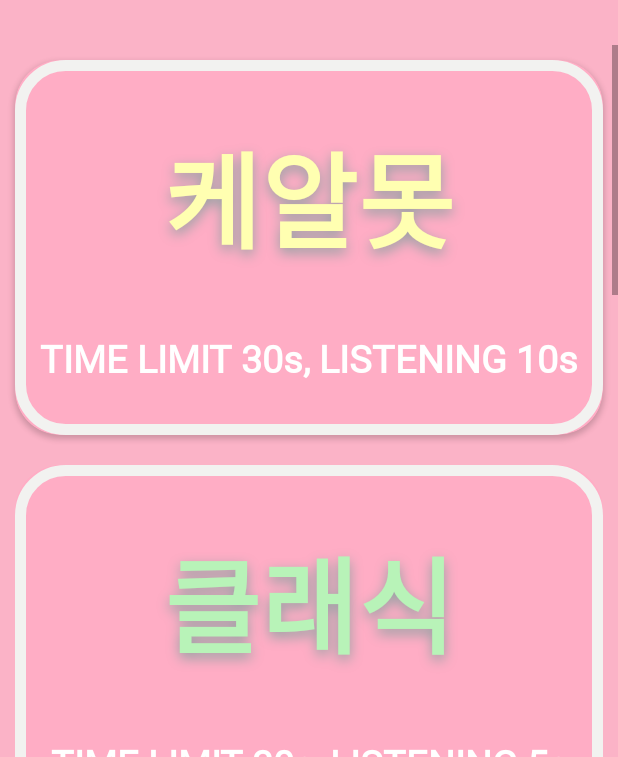
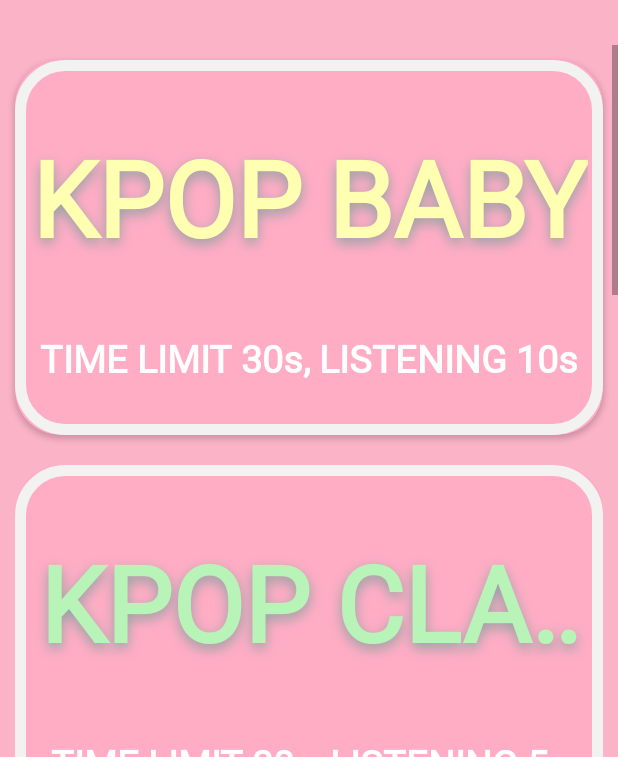
Before and after one commit to JongReulk/Kpopmultiplechoice, an Android app: the ModeActivity screen opened directly, with no data from a screen before it, on a phone screen of 412 x 824 dp, the part 479-1236 px from its top. Run offline under Robolectric (Android 15) with nearby library versions, the phone set to English and light mode, and no system bars; our stand-ins replace AdMob; 6 statements that could not run were skipped.

Commit message:
KPOP GAMEMODE MARQUEE 및 클릭 후 intent 및 해당 값 저장 완료

```diff
--- a/app/src/main/java/com/tenriver/kpopmultiplechoice/select/ModeActivity.java
+++ b/app/src/main/java/com/tenriver/kpopmultiplechoice/select/ModeActivity.java
@@ -7,6 +7,7 @@ import android.media.AudioManager;
 import android.media.SoundPool;
 import android.os.Bundle;
 import android.os.Handler;
+import android.text.TextUtils;
 import android.util.Log;
 import android.view.MotionEvent;
 import android.view.View;
@@ -52,24 +53,28 @@ public class ModeActivity extends AppCompatActivity {
     private TextView kpop3;
     private TextView mode_Title;
 
-    // 각 모드 리니어레이아웃
-    private LinearLayout basic_linear;
-    private LinearLayout challenge_linear;
-    private LinearLayout beginner_linear;
+    // 각 모드 카드뷰
+    private CardView baby_cardview;
+    private CardView classic_cardview;
+    private CardView master_cardview;
+    private CardView god_cardview;
+    private CardView challenge_cardview;
 
-    private CardView beginner_cardview;
+    // 각 모드 타이틀
+    private TextView baby_title;
+    private TextView classic_title;
+    private TextView master_title;
+    private TextView god_title;
+    private TextView challenge_title;
+
+    private TextView challenge_text;
 
 
-    // 리니어레이아웃 안의 모드 텍스트
-    private TextView basic_text;
-    private TextView challenge_text;
-    private TextView beginner_text;
-    private TextView consonants_text;
 
     Animation anim;
 
     // 현재 골라진 모드를 숫자로 지정
-    private int currentMode = -1; // -1은 beginner 0은 basic, 1은 challenge
+    private String currentMode = "";
 
     private static final String MODE_SHARED = "modeshared";
     private static final String GAMEMODE_SELECT = "gamemodeselect";
@@ -105,16 +110,19 @@ public class ModeActivity extends AppCompatActivity {
 
 
 
-        basic_linear = findViewById(R.id.basic_linear);
-        challenge_linear = findViewById(R.id.challenge_linear);
-        beginner_linear = findViewById(R.id.beginner_linear);
+        baby_cardview = findViewById(R.id.card_baby);
+        classic_cardview = findViewById(R.id.card_classic);
+        master_cardview = findViewById(R.id.card_master);
+        god_cardview = findViewById(R.id.card_god);
+        challenge_cardview = findViewById(R.id.card_challenge);
 
-        basic_text = findViewById(R.id.txt_basicmode);
-        challenge_text = findViewById(R.id.txt_challengemode);
-        beginner_text = findViewById(R.id.txt_beginnermode);
+        baby_title = findViewById(R.id.title_baby);
+        classic_title = findViewById(R.id.title_classic);
+        master_title = findViewById(R.id.title_master);
+        god_title = findViewById(R.id.title_god);
+        challenge_title = findViewById(R.id.title_challenge);
 
-        beginner_cardview = findViewById(R.id.beginner_card);
-
+        challenge_text = findViewById(R.id.text_challenge);
 
 
         kpop1 = (TextView) findViewById((R.id.txtTitle1));
@@ -168,163 +176,138 @@ public class ModeActivity extends AppCompatActivity {
             }
         }
 
-        beginner_cardview.setOnClickListener(new View.OnClickListener() {
+        titleMarquee();
+
+
+        // 각 모드들 카드 클릭
+        baby_cardview.setOnClickListener(new View.OnClickListener() {
             @Override
             public void onClick(View view) {
-                Log.d("로그", "beginner_ 카드뷰 클릭!");
+                Log.d("로그", "baby_ 카드뷰 클릭!");
+
+                currentMode = "baby";
+
+                updateMode();
+
+                baby_title.startAnimation(anim);
+
+                soundPool.play(soundID, soundPoolVolume, soundPoolVolume, 0, 0, 1f);
+
+
+                Handler handler = new Handler();
+                handler.postDelayed(new Runnable() {
+                    @Override
+                    public void run() {
+
+                        if (!isFinished) {
+                            Intent Modeintent = new Intent(getApplicationContext(), YearActivity.class);
+
+                            Modeintent.addFlags(Intent.FLAG_ACTIVITY_NO_USER_ACTION);
+                            startActivity(Modeintent);
+                            finish();
+                        } else {
+                            handler.removeCallbacks(this);
+                        }
+
+                    }
+                }, 600);
             }
         });
 
+//        classic_cardview.setOnClickListener(new View.OnClickListener() {
+//            @Override
+//            public void onClick(View view) {
+//                Log.d("로그", "classic_ 카드뷰 클릭!");
+//
+//                currentMode = "classic";
+//
+//                updateMode();
+//
+//                classic_title.startAnimation(anim);
+//
+//                soundPool.play(soundID, soundPoolVolume, soundPoolVolume, 0, 0, 1f);
+//
+//
+//                Handler handler = new Handler();
+//                handler.postDelayed(new Runnable() {
+//                    @Override
+//                    public void run() {
+//
+//                        if (!isFinished) {
+//                            Intent Modeintent = new Intent(getApplicationContext(), YearActivity.class);
+//
+//                            Modeintent.addFlags(Intent.FLAG_ACTIVITY_NO_USER_ACTION);
+//                            startActivity(Modeintent);
+//                            finish();
+//                        } else {
+//                            handler.removeCallbacks(this);
+//                        }
+//
+//                    }
+//                }, 600);
+//            }
+//        });
+
+        master_cardview.setOnClickListener(new View.OnClickListener() {
+            @Override
+            public void onClick(View view) {
+                Log.d("로그", "master_ 카드뷰 클릭!");
+
+                currentMode = "master";
+
+                updateMode();
+
+                master_title.startAnimation(anim);
+
+                soundPool.play(soundID, soundPoolVolume, soundPoolVolume, 0, 0, 1f);
 
 
+                Handler handler = new Handler();
+                handler.postDelayed(new Runnable() {
+                    @Override
+                    public void run() {
 
+                        if (!isFinished) {
+                            Intent Modeintent = new Intent(getApplicationContext(), YearActivity.class);
 
-//        mode_confirm.setOnClickListener(new View.OnClickListener() {
-//            @Override
-//            public void onClick(View v) {
-//                // beginner mode
-//                if( currentMode == -1 )
-//                {
-//                    select_num = currentMode;
-//
-//                    updateMode();
-//
-//                    beginner_text.startAnimation(anim);
-//
-//                    soundPool.play(soundID, soundPoolVolume, soundPoolVolume, 0, 0, 1f);
-//
-//                    mode_down.setEnabled(false);
-//                    mode_up.setEnabled(false);
-//                    mode_confirm.setEnabled(false);
-//
-//                    mode_confirm.setTextColor(Color.GRAY);
-//
-//
-//                    Handler handler = new Handler();
-//                    handler.postDelayed(new Runnable() {
-//                        @Override
-//                        public void run() {
-//
-//                            if (!isFinished) {
-//                                Intent Modeintent = new Intent(getApplicationContext(), YearActivity.class);
-//
-//                                Modeintent.addFlags(Intent.FLAG_ACTIVITY_NO_USER_ACTION);
-//                                startActivity(Modeintent);
-//                                finish();
-//                            } else {
-//                                handler.removeCallbacks(this);
-//                            }
-//
-//                        }
-//                    }, 600);
-//                }
-//
-//                // basic mode
-//                else if( currentMode == 0 )
-//                {
-//                    select_num = currentMode;
-//
-//                    updateMode();
-//
-//                    basic_text.startAnimation(anim);
-//
-//                    soundPool.play(soundID, soundPoolVolume, soundPoolVolume, 0, 0, 1f);
-//
-//                    mode_down.setEnabled(false);
-//                    mode_up.setEnabled(false);
-//                    mode_confirm.setEnabled(false);
-//
-//                    mode_confirm.setTextColor(Color.GRAY);
-//
-//
-//
-//                    Handler handler = new Handler();
-//                    handler.postDelayed(new Runnable() {
-//                        @Override
-//                        public void run() {
-//
-//                            if (!isFinished) {
-//                                Intent Modeintent = new Intent(getApplicationContext(), YearActivity.class);
-//
-//                                Modeintent.addFlags(Intent.FLAG_ACTIVITY_NO_USER_ACTION);
-//                                startActivity(Modeintent);
-//                                finish();
-//                            } else {
-//                                handler.removeCallbacks(this);
-//                            }
-//
-//                        }
-//                    }, 600);
-//                }
-//
-//                // challenge mode
-//                else if ( currentMode == 1 )
-//                {
-//                    challenge_text.startAnimation(anim);
-//
-//                    soundPool.play(soundID, soundPoolVolume, soundPoolVolume, 0, 0, 1f);
-//
-//                    mode_down.setEnabled(false);
-//                    mode_up.setEnabled(false);
-//                    mode_confirm.setEnabled(false);
-//
-//                    mode_confirm.setTextColor(Color.GRAY);
-//
-//
-//
-//                    Handler handler = new Handler();
-//                    handler.postDelayed(new Runnable() {
-//                        @Override
-//                        public void run() {
-//
-//                            if (!isFinished) {
-//                                Intent Modeintent = new Intent(getApplicationContext(), QuizChallenge.class);
-//
-//                                Modeintent.addFlags(Intent.FLAG_ACTIVITY_NO_USER_ACTION);
-//                                startActivity(Modeintent);
-//                                finish();
-//                            } else {
-//                                handler.removeCallbacks(this);
-//                            }
-//                        }
-//                    }, 600);
-//                }
-//
-//                else if ( currentMode == 2 ) // consonants 모드 일때
-//                {
-//                    select_num = currentMode;
-//
-//                    updateMode();
-//
-//                    consonants_text.startAnimation(anim);
-//
-//                    soundPool.play(soundID, soundPoolVolume, soundPoolVolume, 0, 0, 1f);
-//
-//                    mode_down.setEnabled(false);
-//                    mode_up.setEnabled(false);
-//                    mode_confirm.setEnabled(false);
-//
-//                    mode_confirm.setTextColor(Color.GRAY);
-//
-//                    Handler handler = new Handler();
-//                    handler.postDelayed(new Runnable() {
-//                        @Override
-//                        public void run() {
-//
-//                            if (!isFinished) {
-//                                Intent Modeintent = new Intent(getApplicationContext(), YearActivity.class);
-//
-//                                Modeintent.addFlags(Intent.FLAG_ACTIVITY_NO_USER_ACTION);
-//                                startActivity(Modeintent);
-//                                finish();
-//                            } else {
-//                                handler.removeCallbacks(this);
-//                            }
-//                        }
-//                    }, 600);
-//                }
-//            }
-//        });
+                            Modeintent.addFlags(Intent.FLAG_ACTIVITY_NO_USER_ACTION);
+                            startActivity(Modeintent);
+                            finish();
+                        } else {
+                            handler.removeCallbacks(this);
+                        }
+
+                    }
+                }, 600);
+            }
+        });
+
+        challenge_cardview.setOnClickListener(new View.OnClickListener() {
+            @Override
+            public void onClick(View view) {
+                challenge_title.startAnimation(anim);
+
+                soundPool.play(soundID, soundPoolVolume, soundPoolVolume, 0, 0, 1f);
+
+                Handler handler = new Handler();
+                handler.postDelayed(new Runnable() {
+                    @Override
+                    public void run() {
+
+                        if (!isFinished) {
+                            Intent Modeintent = new Intent(getApplicationContext(), QuizChallenge.class);
+
+                            Modeintent.addFlags(Intent.FLAG_ACTIVITY_NO_USER_ACTION);
+                            startActivity(Modeintent);
+                            finish();
+                        } else {
+                            handler.removeCallbacks(this);
+                        }
+                    }
+                }, 600);
+            }
+        });
+
     }
 
 
@@ -360,10 +343,35 @@ public class ModeActivity extends AppCompatActivity {
         SharedPreferences modeshared = getSharedPreferences(MODE_SHARED,MODE_PRIVATE);
 
         SharedPreferences.Editor modeEditor = modeshared.edit();
-        modeEditor.putInt(GAMEMODE_SELECT,select_num);
+        modeEditor.putString(GAMEMODE_SELECT,currentMode);
         modeEditor.apply();
     }
 
+    private void titleMarquee() {
+        // 각 모드 제목들 MARQUEE
+        baby_title.setSingleLine(true);
+        baby_title.setEllipsize(TextUtils.TruncateAt.MARQUEE);
+        baby_title.setSelected(true);
 
+        classic_title.setSingleLine(true);
+        classic_title.setEllipsize(TextUtils.TruncateAt.MARQUEE);
+        classic_title.setSelected(true);
+
+        master_title.setSingleLine(true);
+        master_title.setEllipsize(TextUtils.TruncateAt.MARQUEE);
+        master_title.setSelected(true);
+
+        god_title.setSingleLine(true);
+        god_title.setEllipsize(TextUtils.TruncateAt.MARQUEE);
+        god_title.setSelected(true);
+
+        challenge_title.setSingleLine(true);
+        challenge_title.setEllipsize(TextUtils.TruncateAt.MARQUEE);
+        challenge_title.setSelected(true);
+
+        challenge_text.setSingleLine(true);
+        challenge_text.setEllipsize(TextUtils.TruncateAt.MARQUEE);
+        challenge_text.setSelected(true);
+    }
 
 }
--- a/app/src/main/res/layout/activity_gamemode.xml
+++ b/app/src/main/res/layout/activity_gamemode.xml
@@ -194,7 +194,7 @@
             android:orientation="vertical">
 
             <androidx.cardview.widget.CardView
-                android:id="@+id/beginner_card"
+                android:id="@+id/card_baby"
                 android:layout_width="match_parent"
                 android:layout_height="250dp"
                 android:layout_margin="10dp"
@@ -218,15 +218,14 @@
                     android:orientation="vertical"
                     android:weightSum="3">
 
-                    <com.tenriver.kpopmultiplechoice.OutlineTextView
-                        android:id="@+id/txt_beginnermode"
+                    <TextView
+                        android:id="@+id/title_baby"
                         android:layout_width="match_parent"
                         android:layout_height="0dp"
                         android:layout_marginLeft="10dp"
                         android:layout_marginTop="20dp"
                         android:layout_marginRight="10dp"
                         android:layout_weight="2"
-                        android:bufferType="spannable"
 
                         android:ellipsize="marquee"
                         android:fontFamily="@font/font_basic"
@@ -238,7 +237,7 @@
                         android:shadowRadius="10"
                         android:singleLine="true"
 
-                        android:text="케알못"
+                        android:text="@string/KPOP_BABY"
 
 
                         android:textColor="@color/yellocombination"
@@ -272,6 +271,7 @@
             </androidx.cardview.widget.CardView>
 
             <androidx.cardview.widget.CardView
+                android:id="@+id/card_classic"
                 android:layout_width="match_parent"
                 android:layout_height="250dp"
                 android:layout_margin="10dp"
@@ -295,22 +295,21 @@
                     android:orientation="vertical"
                     android:weightSum="3">
 
-                    <com.tenriver.kpopmultiplechoice.OutlineTextView
-                        android:id="@+id/txt_basicmode"
+                    <TextView
+                        android:id="@+id/title_classic"
                         android:layout_width="match_parent"
                         android:layout_height="0dp"
                         android:layout_marginLeft="10dp"
                         android:layout_marginTop="20dp"
                         android:layout_marginRight="10dp"
                         android:layout_weight="2"
-                        android:bufferType="spannable"
                         android:ellipsize="marquee"
                         android:fontFamily="@font/font_basic"
                         android:gravity="center"
                         android:marqueeRepeatLimit="marquee_forever"
 
                         android:singleLine="true"
-                        android:text="클래식"
+                        android:text="@string/KPOP_CLASSIC"
                         android:textColor="@color/greencombination"
 
                         android:textSize="70sp"
@@ -347,6 +346,7 @@
 
 
             <androidx.cardview.widget.CardView
+                android:id="@+id/card_master"
                 android:layout_width="match_parent"
                 android:layout_height="250dp"
                 android:layout_margin="10dp"
@@ -370,21 +370,22 @@
                     android:weightSum="3">
 
                     <com.tenriver.kpopmultiplechoice.OutlineTextView
+                        android:id="@+id/title_master"
                         android:layout_width="match_parent"
                         android:layout_height="0dp"
                         android:layout_marginLeft="10dp"
                         android:layout_marginTop="20dp"
                         android:layout_marginRight="10dp"
                         android:layout_weight="2"
-                        android:bufferType="spannable"
+                        android:text="@string/KPOP_MASTER"
+                        android:textColor="@color/fog"
+
                         android:ellipsize="marquee"
                         android:fontFamily="@font/font_basic"
                         android:gravity="center"
                         android:marqueeRepeatLimit="marquee_forever"
 
                         android:singleLine="true"
-                        android:text="케잘알"
-                        android:textColor="@color/fog"
 
                         android:textSize="70sp"
                         android:textStyle="bold"
@@ -418,6 +419,7 @@
             </androidx.cardview.widget.CardView>
 
             <androidx.cardview.widget.CardView
+                android:id="@+id/card_god"
                 android:layout_width="match_parent"
                 android:layout_height="250dp"
                 android:layout_margin="10dp"
@@ -441,20 +443,21 @@
                     android:weightSum="3">
 
                     <com.tenriver.kpopmultiplechoice.OutlineTextView
+                        android:id="@+id/title_god"
                         android:layout_width="match_parent"
                         android:layout_height="0dp"
                         android:layout_marginLeft="10dp"
                         android:layout_marginTop="20dp"
                         android:layout_marginRight="10dp"
                         android:layout_weight="2"
-                        android:bufferType="spannable"
+
                         android:ellipsize="marquee"
                         android:fontFamily="@font/font_basic"
                         android:gravity="center"
                         android:marqueeRepeatLimit="marquee_forever"
 
                         android:singleLine="true"
-                        android:text="GOD"
+                        android:text="@string/KPOP_GOD"
                         android:textColor="@color/charlotte"
 
                         android:textSize="70sp"
@@ -489,6 +492,7 @@
             </androidx.cardview.widget.CardView>
 
             <androidx.cardview.widget.CardView
+                android:id="@+id/card_challenge"
                 android:layout_width="match_parent"
                 android:layout_height="250dp"
                 android:layout_margin="10dp"
@@ -513,22 +517,20 @@
                     android:weightSum="3">
 
                     <com.tenriver.kpopmultiplechoice.OutlineTextView
-                        android:id="@+id/txt_challengemode"
+                        android:id="@+id/title_challenge"
                         android:layout_width="match_parent"
                         android:layout_height="0dp"
                         android:layout_marginLeft="10dp"
                         android:layout_marginTop="20dp"
                         android:layout_marginRight="10dp"
                         android:layout_weight="2"
-                        android:bufferType="spannable"
                         android:ellipsize="marquee"
                         android:fontFamily="@font/font_basic"
                         android:gravity="center"
 
                         android:marqueeRepeatLimit="marquee_forever"
                         android:singleLine="true"
-                        android:text="챌린지"
-
+                        android:text="@string/KPOP_CHALLENGE"
 
                         android:textColor="@color/darkpink"
                         android:textSize="70sp"
@@ -539,7 +541,7 @@
                         android:shadowRadius="10" />
 
                     <com.tenriver.kpopmultiplechoice.OutlineTextView
-                        android:id="@+id/txt_challengemode2"
+                        android:id="@+id/text_challenge"
                         android:layout_width="match_parent"
                         android:layout_height="0dp"
                         android:layout_marginLeft="10dp"
@@ -547,11 +549,14 @@
                         android:layout_marginRight="10dp"
                         android:layout_marginBottom="20dp"
                         android:layout_weight="1"
-                        android:bufferType="spannable"
                         android:fontFamily="@font/font_basic"
                         android:gravity="center"
                         android:text="@string/challengemodedescription"
                         android:textColor="@color/white"
+
+                        android:ellipsize="marquee"
+                        android:marqueeRepeatLimit="marquee_forever"
+                        android:singleLine="true"
 
                         android:textSize="25sp"
                         android:textStyle="bold"
--- a/app/src/main/res/values/strings.xml
+++ b/app/src/main/res/values/strings.xml
@@ -79,4 +79,9 @@
     <string name="videointernet">There is no internet connection. Please restart the game after connecting to the internet.</string>
     <string name="multiplechoice">Multiple Choice</string>
     <string name="kpopgodmode">TIME LIMIT 15s, LISTENING 1s</string>
+    <string name="KPOP_BABY">KPOP BABY</string>
+    <string name="KPOP_CLASSIC">KPOP CLASSIC</string>
+    <string name="KPOP_MASTER">KPOP MASTER</string>
+    <string name="KPOP_GOD">KPOP GOD</string>
+    <string name="KPOP_CHALLENGE">CHALLENGE</string>
 </resources>
```
Also changed, not shown: app/src/main/java/com/tenriver/kpopmultiplechoice/select/YearActivity.java (+3 -13 lines), 2 other files.
